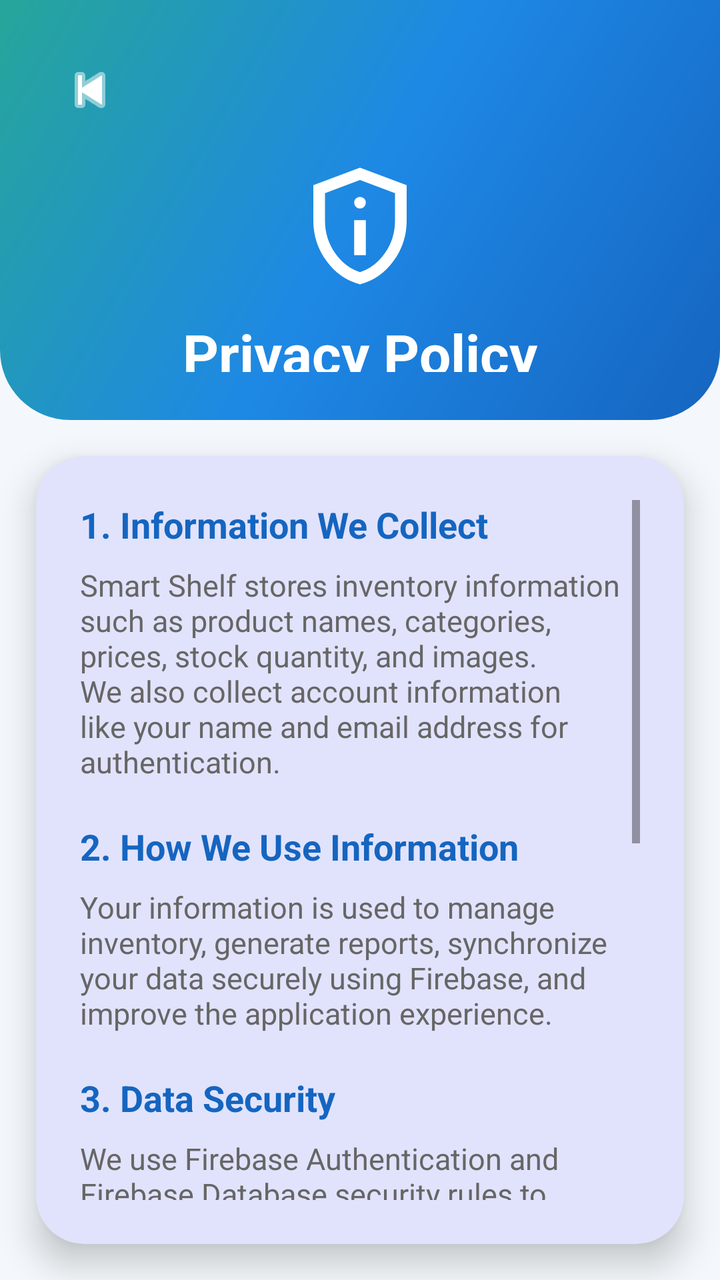
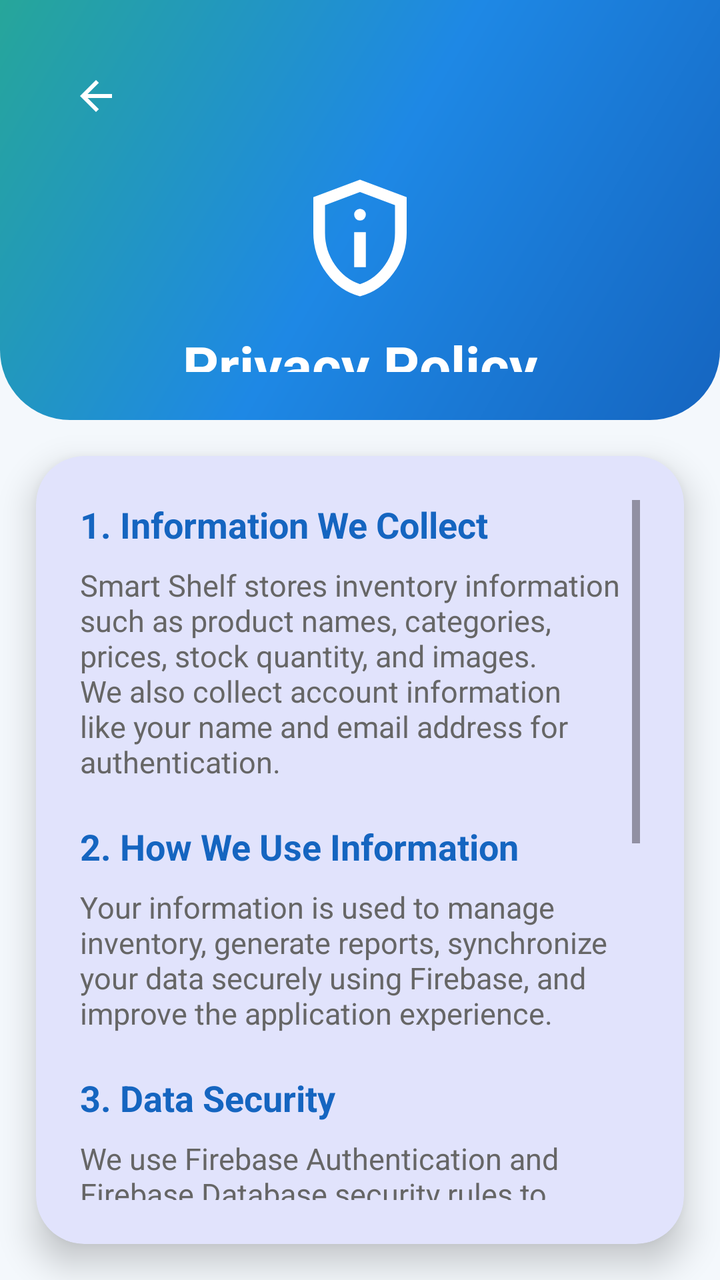

An Android layout rendered at two revisions. The XML below is the earlier revision; the diff shows what the commit changed to produce the second picture.
<!-- AndroidManifest.xml: application theme Theme.Inventory -->
<!-- res/layout/activity_privacypolicy.xml -->
<?xml version="1.0" encoding="utf-8"?>
<androidx.constraintlayout.widget.ConstraintLayout
    xmlns:android="http://schemas.android.com/apk/res/android"
    xmlns:app="http://schemas.android.com/apk/res-auto"
    xmlns:tools="http://schemas.android.com/tools"
    android:layout_width="match_parent"
    android:layout_height="match_parent"
    android:background="#F4F8FC"
    tools:context=".PrivacyPolicyActivity">

    

    <LinearLayout
        android:id="@+id/headerLayout"
        android:layout_width="0dp"
        android:layout_height="210dp"
        android:background="@drawable/bg_dashboard_header"
        android:gravity="center"
        android:orientation="vertical"
        android:padding="24dp"
        app:layout_constraintTop_toTopOf="parent"
        app:layout_constraintStart_toStartOf="parent"
        app:layout_constraintEnd_toEndOf="parent">

        <ImageButton
            android:id="@+id/btnBack"
            android:layout_width="42dp"
            android:layout_height="42dp"
            android:layout_gravity="start"
            android:layout_marginBottom="12dp"
            android:background="@android:color/transparent"
            android:src="@android:drawable/ic_media_previous"
            app:tint="@android:color/white"/>

        <ImageView
            android:layout_width="70dp"
            android:layout_height="70dp"
            android:src="@drawable/ic_privacy"
            app:tint="@android:color/white"/>

        <TextView
            android:layout_width="wrap_content"
            android:layout_height="wrap_content"
            android:text="Privacy Policy"
            android:textColor="@android:color/white"
            android:textStyle="bold"
            android:textSize="28sp"
            android:layout_marginTop="10dp"/>

        <TextView
            android:layout_width="wrap_content"
            android:layout_height="wrap_content"
            android:text="Your data, protected with care."
            android:textColor="#DCEFFF"
            android:textSize="15sp"/>

    </LinearLayout>

    

    <com.google.android.material.card.MaterialCardView

        android:layout_width="0dp"
        android:layout_height="0dp"
        android:layout_margin="18dp"
        app:cardCornerRadius="24dp"
        app:cardElevation="10dp"
        app:strokeWidth="0dp"
        app:layout_constraintTop_toBottomOf="@id/headerLayout"
        app:layout_constraintBottom_toBottomOf="parent"
        app:layout_constraintStart_toStartOf="parent"
        app:layout_constraintEnd_toEndOf="parent">

        <ScrollView
            android:layout_width="match_parent"
            android:layout_height="match_parent"
            android:padding="22dp">

            <LinearLayout
                android:layout_width="match_parent"
                android:layout_height="wrap_content"
                android:orientation="vertical">

                

                <TextView
                    android:layout_width="wrap_content"
                    android:layout_height="wrap_content"
                    android:text="1. Information We Collect"
                    android:textStyle="bold"
                    android:textSize="18sp"
                    android:textColor="#1565C0"/>

                <TextView
                    android:layout_width="match_parent"
                    android:layout_height="wrap_content"
                    android:text="Smart Shelf stores inventory information such as product names, categories, prices, stock quantity, and images. We also collect account information like your name and email address for authentication."
                    android:textColor="#666666"
                    android:textSize="15sp"
                    android:layout_marginTop="8dp"
                    android:layout_marginBottom="20dp"/>

                <TextView
                    android:layout_width="wrap_content"
                    android:layout_height="wrap_content"
                    android:text="2. How We Use Information"
                    android:textStyle="bold"
                    android:textSize="18sp"
                    android:textColor="#1565C0"/>

                <TextView
                    android:layout_width="match_parent"
                    android:layout_height="wrap_content"
                    android:text="Your information is used to manage inventory, generate reports, synchronize your data securely using Firebase, and improve the application experience."
                    android:textColor="#666666"
                    android:textSize="15sp"
                    android:layout_marginTop="8dp"
                    android:layout_marginBottom="20dp"/>

                <TextView
                    android:layout_width="wrap_content"
                    android:layout_height="wrap_content"
                    android:text="3. Data Security"
                    android:textStyle="bold"
                    android:textSize="18sp"
                    android:textColor="#1565C0"/>

                <TextView
                    android:layout_width="match_parent"
                    android:layout_height="wrap_content"
                    android:text="We use Firebase Authentication and Firebase Database security rules to protect your information. Your data is encrypted during transmission."
                    android:textColor="#666666"
                    android:textSize="15sp"
                    android:layout_marginTop="8dp"
                    android:layout_marginBottom="20dp"/>

                <TextView
                    android:layout_width="wrap_content"
                    android:layout_height="wrap_content"
                    android:text="4. Third Party Services"
                    android:textStyle="bold"
                    android:textSize="18sp"
                    android:textColor="#1565C0"/>

                <TextView
                    android:layout_width="match_parent"
                    android:layout_height="wrap_content"
                    android:text="Smart Shelf integrates Firebase services for authentication, cloud database, and cloud storage. These services have their own privacy policies."
                    android:textColor="#666666"
                    android:textSize="15sp"
                    android:layout_marginTop="8dp"
                    android:layout_marginBottom="20dp"/>

                <TextView
                    android:layout_width="wrap_content"
                    android:layout_height="wrap_content"
                    android:text="5. User Rights"
                    android:textStyle="bold"
                    android:textSize="18sp"
                    android:textColor="#1565C0"/>

                <TextView
                    android:layout_width="match_parent"
                    android:layout_height="wrap_content"
                    android:text="You may update or delete your account information at any time from your profile settings."
                    android:textColor="#666666"
                    android:textSize="15sp"
                    android:layout_marginTop="8dp"
                    android:layout_marginBottom="20dp"/>

                <TextView
                    android:layout_width="wrap_content"
                    android:layout_height="wrap_content"
                    android:text="6. Contact Us"
                    android:textStyle="bold"
                    android:textSize="18sp"
                    android:textColor="#1565C0"/>

                <TextView
                    android:layout_width="match_parent"
                    android:layout_height="wrap_content"
                    android:text="If you have questions about this Privacy Policy, please contact us through the support section of Smart Shelf."
                    android:textColor="#666666"
                    android:textSize="15sp"
                    android:layout_marginTop="8dp"/>

                <TextView
                    android:layout_width="match_parent"
                    android:layout_height="wrap_content"
                    android:text="Last Updated: July 2026"
                    android:textAlignment="center"
                    android:textStyle="bold"
                    android:textColor="#888888"
                    android:textSize="14sp"
                    android:layout_marginTop="28dp"/>

            </LinearLayout>

        </ScrollView>

    </com.google.android.material.card.MaterialCardView>

</androidx.constraintlayout.widget.ConstraintLayout>
<!-- resources referenced by this layout -->
<resources>
  <!-- drawable bg_dashboard_header (drawable) -->
  <?xml version="1.0" encoding="utf-8"?>
  <shape xmlns:android="http://schemas.android.com/apk/res/android">
  
      <gradient
          android:angle="135"
          android:startColor="#1565C0"
          android:centerColor="#1E88E5"
          android:endColor="#26A69A"/>
  
      <corners
          android:bottomLeftRadius="35dp"
          android:bottomRightRadius="35dp"/>
  
  </shape>
  <!-- drawable ic_privacy (drawable) -->
  <vector xmlns:android="http://schemas.android.com/apk/res/android"
      android:width="24dp"
      android:height="24dp"
      android:viewportWidth="960"
      android:viewportHeight="960"
      android:tint="?attr/colorControlNormal">
    <path
        android:fillColor="@android:color/white"
        android:pathData="M440,680L520,680L520,440L440,440L440,680ZM508.5,348.5Q520,337 520,320Q520,303 508.5,291.5Q497,280 480,280Q463,280 451.5,291.5Q440,303 440,320Q440,337 451.5,348.5Q463,360 480,360Q497,360 508.5,348.5ZM480,880Q341,845 250.5,720.5Q160,596 160,444L160,200L480,80L800,200L800,444Q800,596 709.5,720.5Q619,845 480,880ZM480,796Q584,763 652,664Q720,565 720,444L720,255L480,165L240,255L240,444Q240,565 308,664Q376,763 480,796ZM480,480Q480,480 480,480Q480,480 480,480L480,480L480,480L480,480L480,480Q480,480 480,480Q480,480 480,480Z"/>
  </vector>
  <style name="Theme.Inventory" parent="Base.Theme.Inventory" />
  <style name="Base.Theme.Inventory" parent="Theme.Material3.DayNight.NoActionBar">
          <item name="colorPrimary">@color/primary</item>
          <item name="colorPrimaryContainer">@color/primary</item>
          <item name="colorSecondary">@color/primary</item>
          <item name="colorTertiary">@color/primary</item>
      </style>
  <color name="primary">#2563EB</color>
</resources>

<!-- the commit's change to res/layout/activity_privacypolicy.xml (unified diff, before → after) -->
@@ -24,12 +24,13 @@
 
         <ImageButton
             android:id="@+id/btnBack"
-            android:layout_width="42dp"
-            android:layout_height="42dp"
+            android:layout_width="48dp"
+            android:layout_height="48dp"
             android:layout_gravity="start"
             android:layout_marginBottom="12dp"
+            android:contentDescription="@string/back"
             android:background="@android:color/transparent"
-            android:src="@android:drawable/ic_media_previous"
+            android:src="@drawable/ic_arrow_back"
             app:tint="@android:color/white"/>
 
         <ImageView
<!-- resource entries referenced after the edit -->
@@ -15,6 +15,18 @@
           android:bottomRightRadius="35dp"/>
   
   </shape>
+  <!-- drawable ic_arrow_back (drawable) -->
+  <vector xmlns:android="http://schemas.android.com/apk/res/android"
+      android:width="24dp"
+      android:height="24dp"
+      android:viewportWidth="960"
+      android:viewportHeight="960"
+      android:tint="?attr/colorControlNormal"
+      android:autoMirrored="true">
+    <path
+        android:fillColor="@android:color/white"
+        android:pathData="M313,520L537,744L480,800L160,480L480,160L537,216L313,440L800,440L800,520L313,520Z"/>
+  </vector>
   <!-- drawable ic_privacy (drawable) -->
   <vector xmlns:android="http://schemas.android.com/apk/res/android"
       android:width="24dp"
@@ -26,6 +38,7 @@
         android:fillColor="@android:color/white"
         android:pathData="M440,680L520,680L520,440L440,440L440,680ZM508.5,348.5Q520,337 520,320Q520,303 508.5,291.5Q497,280 480,280Q463,280 451.5,291.5Q440,303 440,320Q440,337 451.5,348.5Q463,360 480,360Q497,360 508.5,348.5ZM480,880Q341,845 250.5,720.5Q160,596 160,444L160,200L480,80L800,200L800,444Q800,596 709.5,720.5Q619,845 480,880ZM480,796Q584,763 652,664Q720,565 720,444L720,255L480,165L240,255L240,444Q240,565 308,664Q376,763 480,796ZM480,480Q480,480 480,480Q480,480 480,480L480,480L480,480L480,480L480,480Q480,480 480,480Q480,480 480,480Z"/>
   </vector>
+  <string name="back">back</string>
   <style name="Theme.Inventory" parent="Base.Theme.Inventory" />
   <style name="Base.Theme.Inventory" parent="Theme.Material3.DayNight.NoActionBar">
           <item name="colorPrimary">@color/primary</item>
